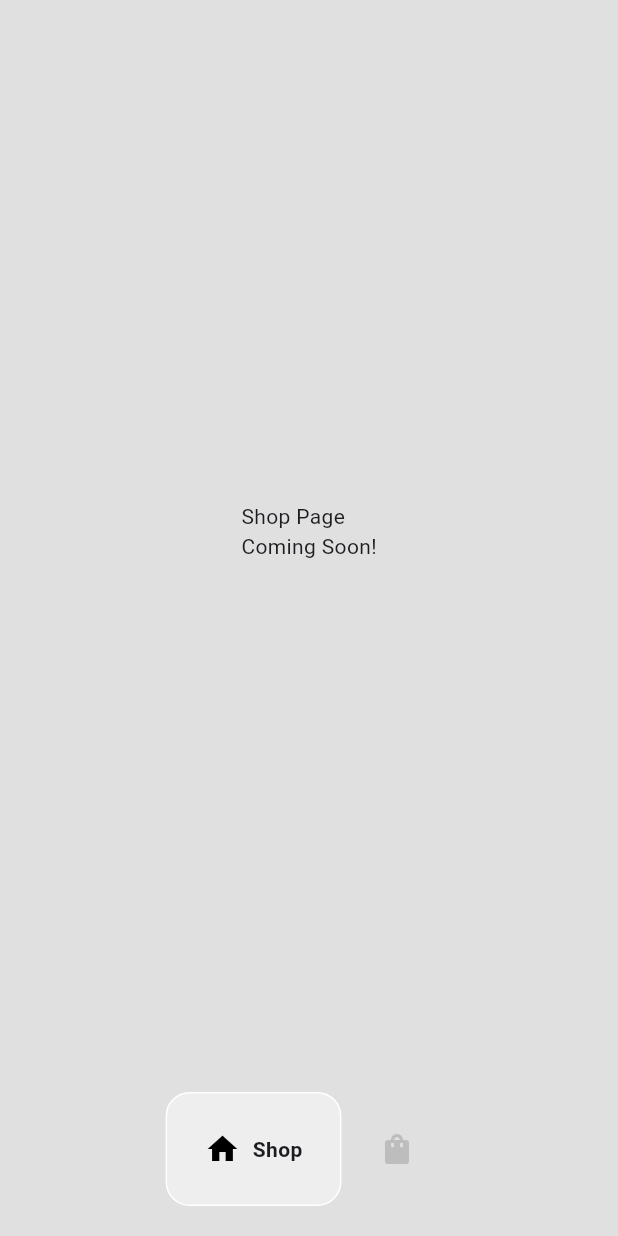
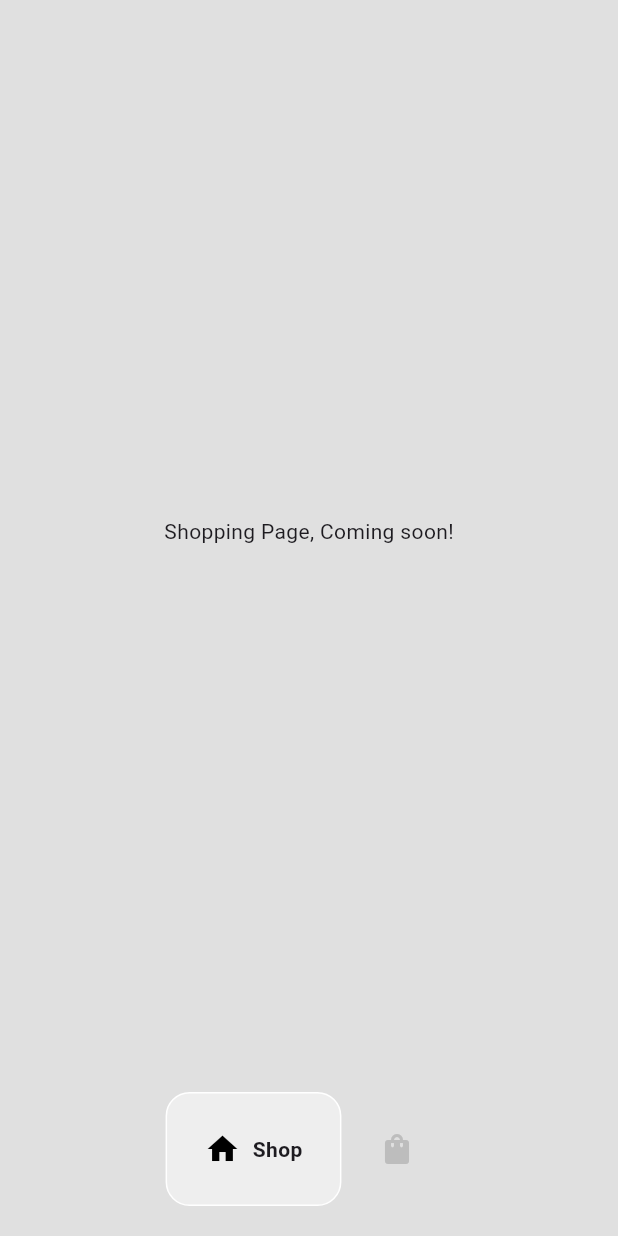
Before and after one commit to MdHananSjd/Adidas-Sneaks, a Flutter app: the HomePage screen opened directly, on a phone screen of 412 x 824 dp. Run offline on Flutter 3.47's test engine with Material 3 defaults, Android fonts, the phone set to English and light mode, and no system bars; drawn by our look-alikes of google_nav_bar.

Commit message:
minor updates

```diff
--- a/lib/pages/shop_page.dart
+++ b/lib/pages/shop_page.dart
@@ -11,7 +11,7 @@ class _ShopPageState extends State<ShopPage> {
   @override
   Widget build(BuildContext context) {
     return Center(
-      child: Text("Shop Page\nComing Soon!"),
+      child: Text("Shopping Page, Coming soon!"),
     );
   }
 }
```
